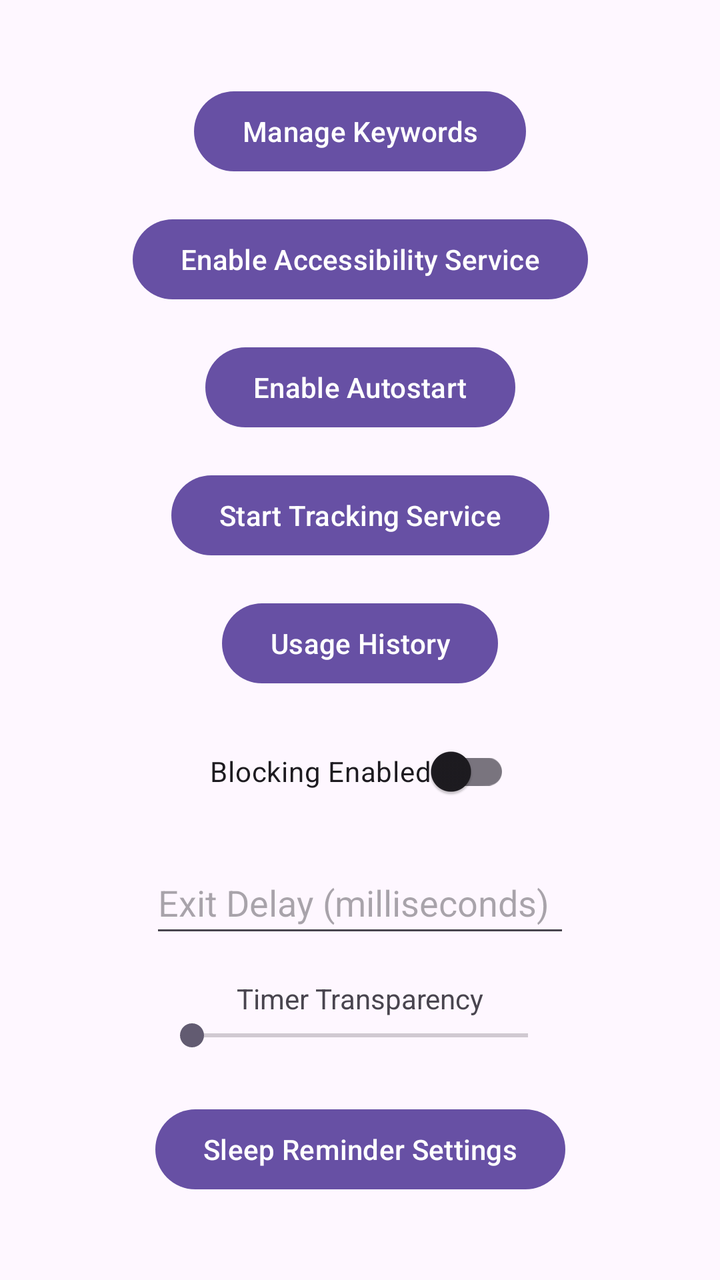
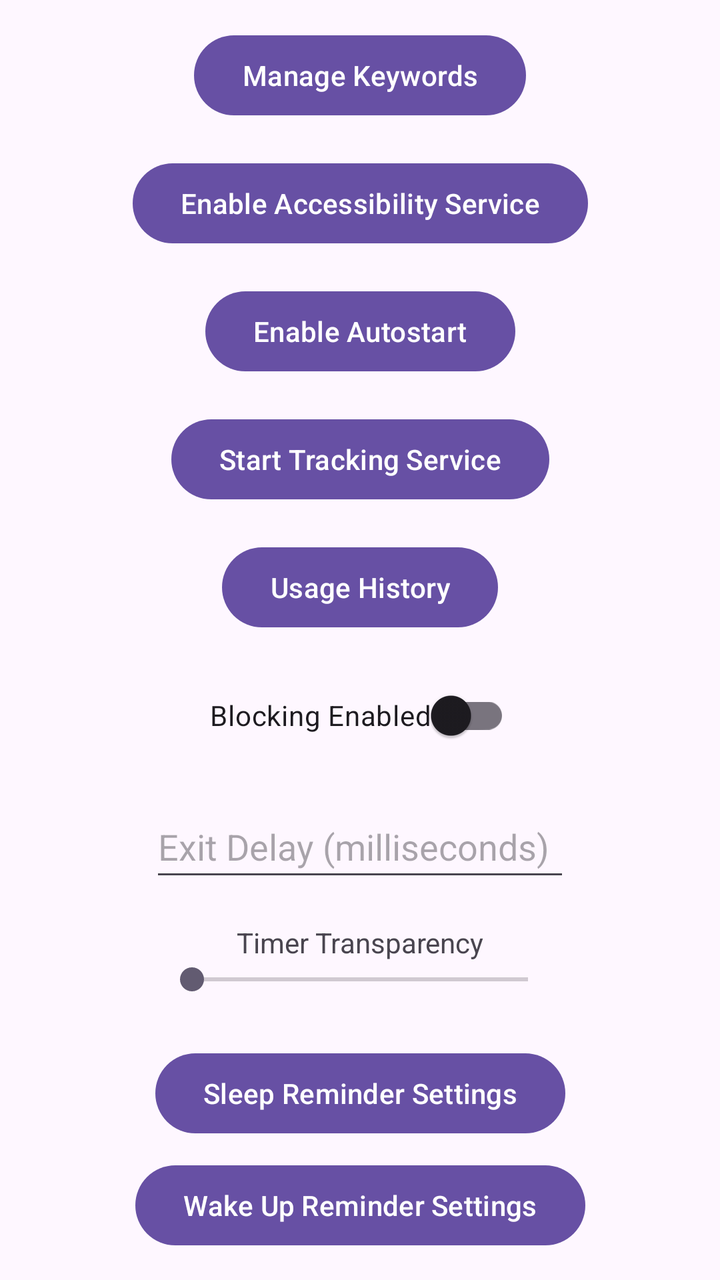

The first picture is an Android layout as it rendered before a commit; the second is the same layout after the commit. The layout source and the unified diff follow.
<!-- AndroidManifest.xml: application theme Theme.App_Blocker -->
<!-- res/layout/activity_main.xml -->
<?xml version="1.0" encoding="utf-8"?>
<androidx.constraintlayout.widget.ConstraintLayout xmlns:android="http://schemas.android.com/apk/res/android"
    xmlns:app="http://schemas.android.com/apk/res-auto"
    xmlns:tools="http://schemas.android.com/tools"
    android:id="@+id/main"
    android:layout_width="match_parent"
    android:layout_height="match_parent"
    tools:context=".MainActivity">

    <Button
        android:id="@+id/manageKeywordsButton"
        android:layout_width="wrap_content"
        android:layout_height="wrap_content"
        android:text="Manage Keywords"
        app:layout_constraintBottom_toTopOf="@+id/enableServiceButton"
        app:layout_constraintEnd_toEndOf="parent"
        app:layout_constraintStart_toStartOf="parent"
        app:layout_constraintTop_toTopOf="parent"
        app:layout_constraintVertical_chainStyle="packed" />

    <Button
        android:id="@+id/enableServiceButton"
        android:layout_width="wrap_content"
        android:layout_height="wrap_content"
        android:layout_marginTop="16dp"
        android:text="Enable Accessibility Service"
        app:layout_constraintBottom_toTopOf="@+id/enableAutostartButton"
        app:layout_constraintEnd_toEndOf="parent"
        app:layout_constraintStart_toStartOf="parent"
        app:layout_constraintTop_toBottomOf="@+id/manageKeywordsButton" />

    <Button
        android:id="@+id/enableAutostartButton"
        android:layout_width="wrap_content"
        android:layout_height="wrap_content"
        android:layout_marginTop="16dp"
        android:text="Enable Autostart"
        app:layout_constraintBottom_toTopOf="@+id/startTrackingButton"
        app:layout_constraintEnd_toEndOf="parent"
        app:layout_constraintStart_toStartOf="parent"
        app:layout_constraintTop_toBottomOf="@+id/enableServiceButton" />

    <Button
        android:id="@+id/startTrackingButton"
        android:layout_width="wrap_content"
        android:layout_height="wrap_content"
        android:layout_marginTop="16dp"
        android:text="Start Tracking Service"
        app:layout_constraintBottom_toTopOf="@+id/historyButton"
        app:layout_constraintEnd_toEndOf="parent"
        app:layout_constraintStart_toStartOf="parent"
        app:layout_constraintTop_toBottomOf="@+id/enableAutostartButton" />

    <Button
        android:id="@+id/historyButton"
        android:layout_width="wrap_content"
        android:layout_height="wrap_content"
        android:layout_marginTop="16dp"
        android:text="@string/button_usage_history"
        app:layout_constraintBottom_toTopOf="@+id/blockingSwitch"
        app:layout_constraintEnd_toEndOf="parent"
        app:layout_constraintStart_toStartOf="parent"
        app:layout_constraintTop_toBottomOf="@+id/startTrackingButton" />

    <com.google.android.material.switchmaterial.SwitchMaterial
        android:id="@+id/blockingSwitch"
        android:layout_width="wrap_content"
        android:layout_height="wrap_content"
        android:layout_marginTop="16dp"
        android:text="Blocking Enabled"
        app:layout_constraintBottom_toTopOf="@+id/delayInput"
        app:layout_constraintEnd_toEndOf="parent"
        app:layout_constraintStart_toStartOf="parent"
        app:layout_constraintTop_toBottomOf="@+id/historyButton" />

    <EditText
        android:id="@+id/delayInput"
        android:layout_width="wrap_content"
        android:layout_height="wrap_content"
        android:layout_marginTop="16dp"
        android:ems="10"
        android:hint="Exit Delay (milliseconds)"
        android:inputType="number"
        android:minHeight="48dp"
        app:layout_constraintBottom_toTopOf="@+id/transparencyLabel"
        app:layout_constraintEnd_toEndOf="parent"
        app:layout_constraintStart_toStartOf="parent"
        app:layout_constraintTop_toBottomOf="@+id/blockingSwitch" />

    <TextView
        android:id="@+id/transparencyLabel"
        android:layout_width="wrap_content"
        android:layout_height="wrap_content"
        android:layout_marginTop="16dp"
        android:text="Timer Transparency"
        app:layout_constraintBottom_toTopOf="@+id/transparencySeekBar"
        app:layout_constraintEnd_toEndOf="parent"
        app:layout_constraintStart_toStartOf="parent"
        app:layout_constraintTop_toBottomOf="@+id/delayInput" />

    <SeekBar
        android:id="@+id/transparencySeekBar"
        android:layout_width="200dp"
        android:layout_height="wrap_content"
        android:max="100"
        app:layout_constraintEnd_toEndOf="parent"
        app:layout_constraintStart_toStartOf="parent"
        app:layout_constraintTop_toBottomOf="@+id/transparencyLabel"
        app:layout_constraintBottom_toTopOf="@+id/sleepReminderSettingsButton" />

    <Button
        android:id="@+id/sleepReminderSettingsButton"
        android:layout_width="wrap_content"
        android:layout_height="wrap_content"
        android:layout_marginTop="24dp"
        android:text="@string/sleep_reminder_open_settings"
        app:layout_constraintBottom_toBottomOf="parent"
        app:layout_constraintEnd_toEndOf="parent"
        app:layout_constraintStart_toStartOf="parent"
        app:layout_constraintTop_toBottomOf="@+id/transparencySeekBar" />

</androidx.constraintlayout.widget.ConstraintLayout>
<!-- resources referenced by this layout -->
<resources>
  <string name="button_usage_history">Usage History</string>
  <string name="sleep_reminder_open_settings">Sleep Reminder Settings</string>
  <style name="Theme.App_Blocker" parent="Base.Theme.App_Blocker" />
  <style name="Base.Theme.App_Blocker" parent="Theme.Material3.DayNight.NoActionBar">
          
          
      </style>
</resources>

<!-- the commit's change to res/layout/activity_main.xml (unified diff, before → after) -->
@@ -114,9 +114,20 @@
         android:layout_height="wrap_content"
         android:layout_marginTop="24dp"
         android:text="@string/sleep_reminder_open_settings"
-        app:layout_constraintBottom_toBottomOf="parent"
+        app:layout_constraintBottom_toTopOf="@+id/wakeUpReminderSettingsButton"
         app:layout_constraintEnd_toEndOf="parent"
         app:layout_constraintStart_toStartOf="parent"
         app:layout_constraintTop_toBottomOf="@+id/transparencySeekBar" />
 
+    <Button
+        android:id="@+id/wakeUpReminderSettingsButton"
+        android:layout_width="wrap_content"
+        android:layout_height="wrap_content"
+        android:layout_marginTop="8dp"
+        android:text="@string/wake_up_reminder_open_settings"
+        app:layout_constraintBottom_toBottomOf="parent"
+        app:layout_constraintEnd_toEndOf="parent"
+        app:layout_constraintStart_toStartOf="parent"
+        app:layout_constraintTop_toBottomOf="@+id/sleepReminderSettingsButton" />
+
 </androidx.constraintlayout.widget.ConstraintLayout>
<!-- resource entries referenced after the edit -->
@@ -2,6 +2,7 @@
 <resources>
   <string name="button_usage_history">Usage History</string>
   <string name="sleep_reminder_open_settings">Sleep Reminder Settings</string>
+  <string name="wake_up_reminder_open_settings">Wake Up Reminder Settings</string>
   <style name="Theme.App_Blocker" parent="Base.Theme.App_Blocker" />
   <style name="Base.Theme.App_Blocker" parent="Theme.Material3.DayNight.NoActionBar">
           
